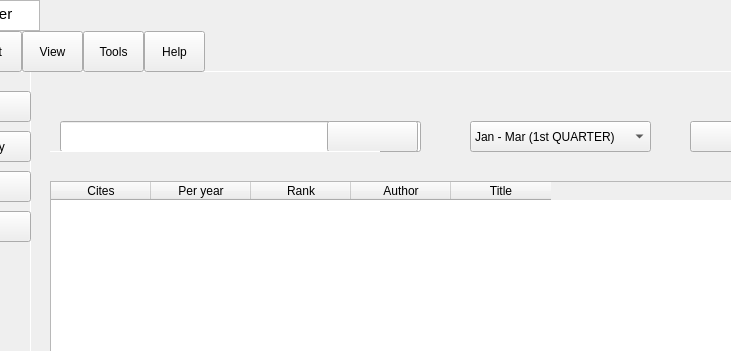
Qt form interface_scholar.ui (benny-png/PUBLISHED_RESEARCHES_UDSM) before a commit; both pictures show x 110 to 841 and y 0 to 351 of the 949 by 514 pixel window.
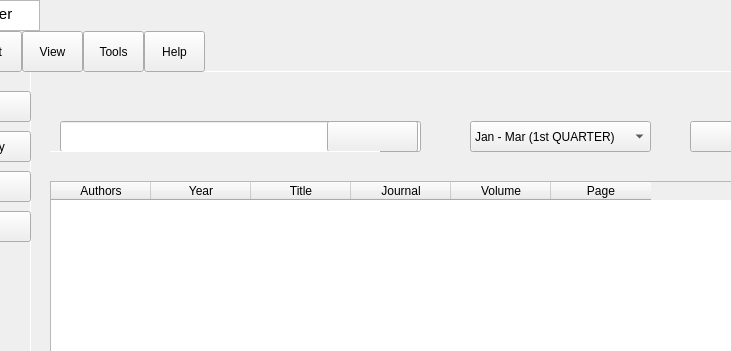
The same form after that commit. Icons and pictures are not drawn.

Patch:
```diff
--- a/interface_scholar.ui
+++ b/interface_scholar.ui
@@ -151,6 +151,50 @@
   
 }
 
+#searchlineBtn:hover{
+  
+    background-color: #8D8C8C;
+border-radius: 15px;
+
+  
+}
+
+
+/* For the entire QComboBox named 'calender' */
+QComboBox#calender {
+
+    padding: 1px 18px 1px 3px;
+
+}
+
+/* For the drop-down arrow of 'calender' */
+QComboBox#calender::drop-down {
+    subcontrol-origin: padding;
+    subcontrol-position: top right;
+    width: 15px;
+    border-left-width: 1px;
+    
+    border-left-style: solid;
+    border-radius: 7px;
+    
+}
+
+QComboBox#calender::drop-down {
+
+    border-radius: 7px;
+image: url( :/icons/feather/arrow-down.svg);
+    width: 18px;
+    height: 28px;
+
+}
+
+
+/* For the popup list of 'calender' */
+QComboBox#calender QAbstractItemView {
+    border: 1px solid gray;
+    selection-background-color: lightgray;
+}
+
 </string>
    </property>
    <widget class="QWidget" name="mainbody" native="true">
@@ -402,24 +446,17 @@
        <height>321</height>
       </rect>
      </property>
+     <property name="columnCount">
+      <number>6</number>
+     </property>
      <column>
       <property name="text">
-       <string>Cites</string>
+       <string>Authors</string>
       </property>
      </column>
      <column>
       <property name="text">
-       <string>Per year</string>
-      </property>
-     </column>
-     <column>
-      <property name="text">
-       <string>Rank</string>
-      </property>
-     </column>
-     <column>
-      <property name="text">
-       <string>Author</string>
+       <string>Year</string>
       </property>
      </column>
      <column>
@@ -427,6 +464,21 @@
        <string>Title</string>
       </property>
      </column>
+     <column>
+      <property name="text">
+       <string>Journal</string>
+      </property>
+     </column>
+     <column>
+      <property name="text">
+       <string>Volume</string>
+      </property>
+     </column>
+     <column>
+      <property name="text">
+       <string>Page</string>
+      </property>
+     </column>
     </widget>
     <widget class="QLineEdit" name="lineEdit">
      <property name="geometry">
```
Left out of the diff: 4 changed lines with no effect on the pictures.
